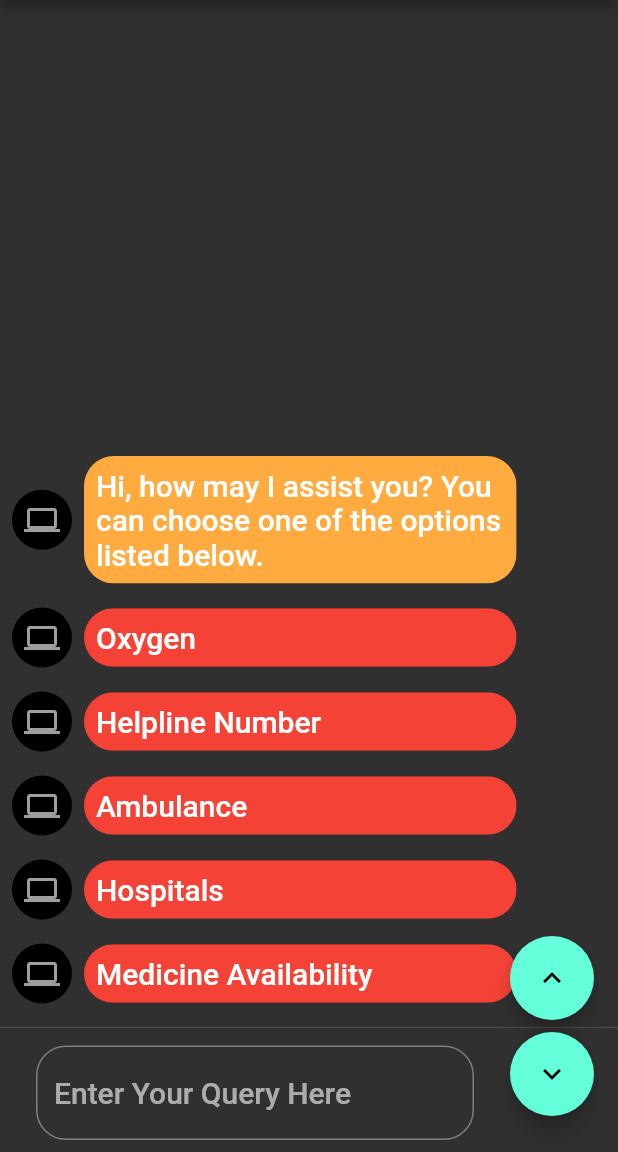
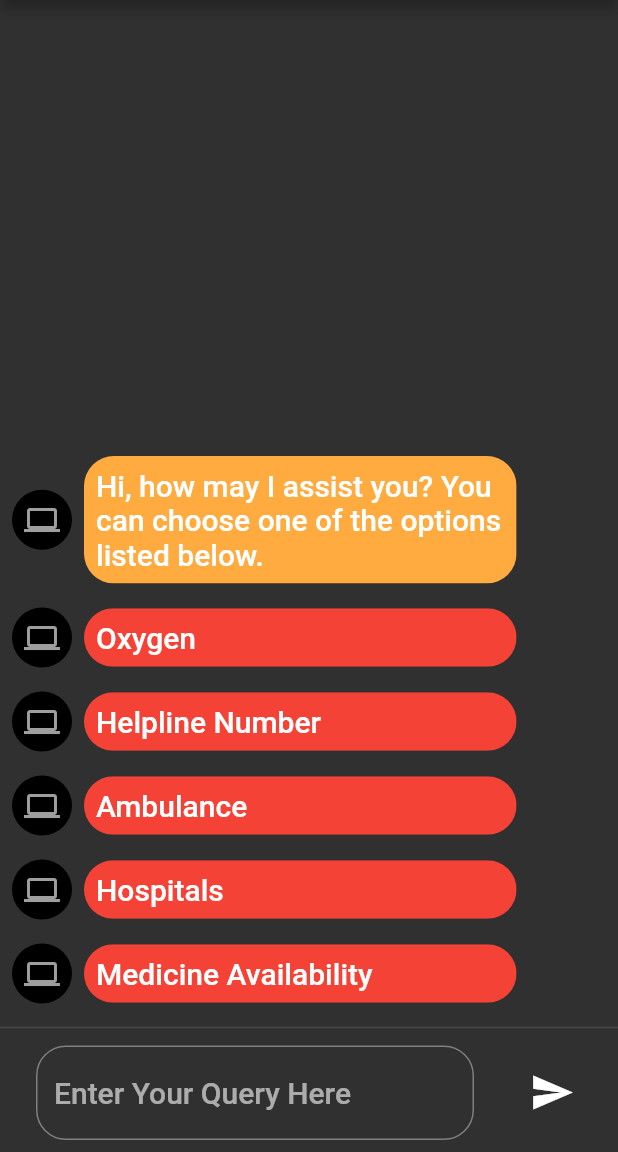
Before and after one commit to Fayiz-A/covibot, a Flutter app: the screen it shows after launch, after a tap on "Yes, I Agree", on a phone screen of 412 x 824 dp, the part 84-1236 px from its top. Run offline on Flutter 3.47's test engine with Material 2 defaults, Android fonts, the light colour scheme and no system bars; drawn by our look-alikes of flutter_linkify; our stand-ins replace cloud_firestore, easy_localization, firebase_core, flutter_bloc, flutter_spinkit, get and 1 more; missing offline and left inert: flutter_dialogflow, linkify; accounts and stored records are empty; network calls fail; project files that could hold a hidden picture were left out.

Commit message:
added code for showing/hiding fabs

```diff
--- /dev/null
+++ b/lib/getX/controllers/chat_page_controller.dart
@@ -0,0 +1,9 @@
+import 'package:get/get.dart';
+
+class ChatPageController extends GetxController {
+  Rx<bool> shouldShowScrollButtons = false.obs;
+
+  void setShouldShowScrollButtons(bool _shouldShowScrollButtons) {
+    shouldShowScrollButtons.value = _shouldShowScrollButtons;
+  }
+}
--- a/lib/main.dart
+++ b/lib/main.dart
@@ -6,6 +6,7 @@ import 'package:covibot/blocs/shared_preferences_bloc.dart';
 import 'package:covibot/classes/message.dart';
 import 'package:covibot/constants.dart' as constants;
 import 'package:covibot/getX/bindings/chatbot_page_bindings.dart';
+import 'package:covibot/getX/controllers/chat_page_controller.dart';
 import 'package:covibot/getX/controllers/widget_data_controller.dart';
 import 'package:covibot/getX/data_holders/api_data_holder.dart';
 import 'package:covibot/screens/chatbot_page.dart';
@@ -50,6 +51,7 @@ class MyApp extends StatelessWidget {
     Get.put<ApiDataHolder>(ApiDataHolder());
     Get.put<ChatSuggestionsController>(ChatSuggestionsController());
     Get.put<WidgetDataController>(WidgetDataController());
+    Get.put<ChatPageController>(ChatPageController());
     Locale locale = context.locale;
 
     return MultiBlocProvider(
--- a/lib/screens/chatbot_page.dart
+++ b/lib/screens/chatbot_page.dart
@@ -5,6 +5,7 @@ import 'package:covibot/blocs/settings_bloc.dart';
 import 'package:covibot/blocs/shared_preferences_bloc.dart';
 import 'package:covibot/classes/message.dart';
 import 'package:covibot/constants.dart' as constants;
+import 'package:covibot/getX/controllers/chat_page_controller.dart';
 import 'package:covibot/getX/controllers/chat_suggestions_controller.dart';
 import 'package:covibot/getX/controllers/widget_data_controller.dart';
 import 'package:covibot/library_extensions/phone_number_url.dart';
@@ -26,7 +27,7 @@ class ChatbotPage extends StatefulWidget {
 
 class _ChatbotPageState extends State<ChatbotPage> {
   TextEditingController queryTextFormFieldController = TextEditingController();
-  ScrollController _draggableScrollbarController =
+  ScrollController _chatScrollbarController =
   ScrollController(keepScrollOffset: true);
   ScrollController _suggestionsScrollController = ScrollController();
 
@@ -36,6 +37,10 @@ class _ChatbotPageState extends State<ChatbotPage> {
 
   GlobalKey appbarKey = GlobalKey();
   GlobalKey chatFieldKey = GlobalKey();
+  ChatPageController chatPageController = Get.find<ChatPageController>();
+  Rx<bool> shouldShowScrollButtons = Get.find<ChatPageController>().shouldShowScrollButtons;
+  WidgetDataController widgetDataController =
+  Get.find<WidgetDataController>();
 
   @override
   void initState() {
@@ -104,8 +109,6 @@ class _ChatbotPageState extends State<ChatbotPage> {
 
     ChatSuggestionsController suggestionsController =
     Get.find<ChatSuggestionsController>();
-    WidgetDataController widgetDataController =
-    Get.find<WidgetDataController>();
 
     OverlayEntry previousOverlay;
 
@@ -120,6 +123,8 @@ class _ChatbotPageState extends State<ChatbotPage> {
               width: MediaQuery.of(context).size.width,
               top: widgetDataController.getSize(appbarKey).height,
               bottom: (MediaQuery.of(context).viewInsets.bottom + (widgetDataController.getSize(chatFieldKey).height + bottomPadding)).abs(),
+              child: Container(
+                color: Colors.black.withOpacity(0.3),
                 child: Scrollbar(
                   controller: _suggestionsScrollController,
                   isAlwaysShown: true,
@@ -160,6 +165,7 @@ class _ChatbotPageState extends State<ChatbotPage> {
                           ),
                         ))
                             .toList()),
+                  ),
                 ),
               ),
             );
@@ -231,6 +237,17 @@ class _ChatbotPageState extends State<ChatbotPage> {
   Get.put(ChatSuggestionsController());
 
   @override
+  void didChangeDependencies() {
+    super.didChangeDependencies();
+    _chatScrollbarController.addListener(() {
+      if(_chatScrollbarController.offset != 0.0) {
+        Get.find<ChatPageController>().setShouldShowScrollButtons(true);
+      } else {
+        Get.find<ChatPageController>().setShouldShowScrollButtons(false);
+      }
+    });
+  }
+  @override
   Widget build(BuildContext context) {
     Message _message;
 
@@ -259,7 +276,7 @@ class _ChatbotPageState extends State<ChatbotPage> {
                     return ListView.builder(
                         reverse: true,
                         physics: ClampingScrollPhysics(),
-                        controller: _draggableScrollbarController,
+                        controller: _chatScrollbarController,
                         itemCount: chatList.length,
                         itemBuilder: (BuildContext context, int index) {
                           Message message = chatList[index];
@@ -346,16 +363,24 @@ class _ChatbotPageState extends State<ChatbotPage> {
           ),
         ],
       ),
-      floatingActionButton: Column(
+      floatingActionButton: Obx(
+        () => AnimatedCrossFade(
+          duration: Duration(milliseconds: 500),
+          firstChild: Padding(
+            padding: EdgeInsets.only(bottom: 60),
+            child: Column(
               mainAxisSize: MainAxisSize.min,
               mainAxisAlignment: MainAxisAlignment.end,
               children: [
                 FloatingActionButton(
+                  backgroundColor: Colors.yellow,
+                  mini: true,
                   heroTag: '1',
+                  tooltip: 'Scroll to the top of the page',
                   child: Icon(Icons.keyboard_arrow_up),
                   onPressed: () {
-              _draggableScrollbarController.animateTo(
-                  _draggableScrollbarController.position.maxScrollExtent,
+                    _chatScrollbarController.animateTo(
+                        _chatScrollbarController.position.maxScrollExtent,
                         duration: Duration(milliseconds: 5000),
                         curve: Curves.linear);
                   },
@@ -363,17 +388,25 @@ class _ChatbotPageState extends State<ChatbotPage> {
                 Padding(
                   padding: const EdgeInsets.symmetric(vertical: 8.0),
                   child: FloatingActionButton(
+                    backgroundColor: Colors.lightBlueAccent,
+                    mini: true,
+                    tooltip: 'Scroll to the bottom of the page',
                     heroTag: '2',
                     child: Icon(Icons.keyboard_arrow_down),
                     onPressed: () {
-                _draggableScrollbarController.animateTo(
-                    _draggableScrollbarController.position.minScrollExtent,
+                      _chatScrollbarController.animateTo(
+                          _chatScrollbarController.position.minScrollExtent,
                           duration: Duration(milliseconds: 1000),
                           curve: Curves.linear);
                     },
                   ),
                 ),
               ],
+            ),
+          ),
+          secondChild: Container(),
+          crossFadeState: shouldShowScrollButtons.value ? CrossFadeState.showFirst:CrossFadeState.showSecond,
+        ),
       ),
     );
   }
```
Lines whose indentation alone changed are shown as unchanged.
